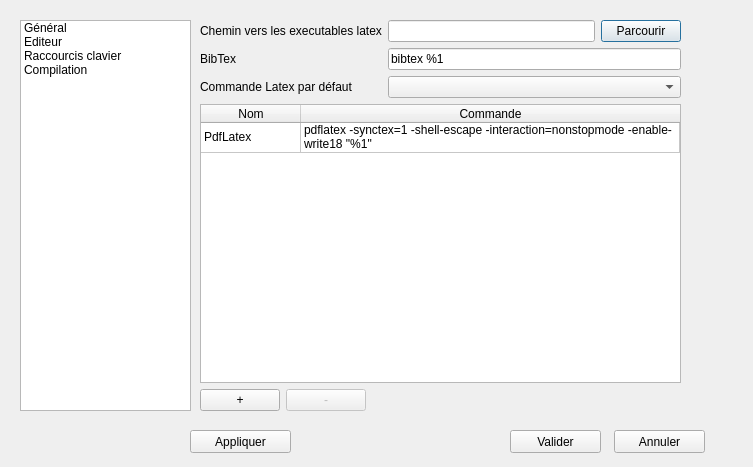
This is source/dialogconfig.ui in Bramas/texiteasy as Qt 5 draws it before an edit. The edited form follows.
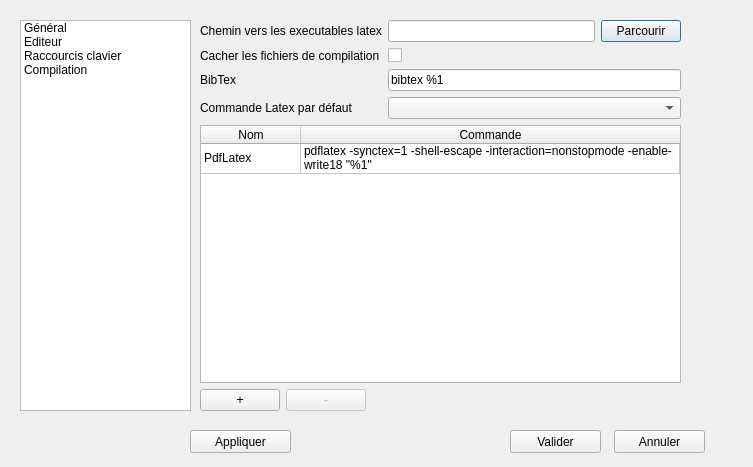
This is the edited form. The open tabs and pages were chosen to show the change.

Commit message: auxilary files can be hide and last session can be automaticaly restore at startup

What changed in the file:
```diff
--- a/source/dialogconfig.ui
+++ b/source/dialogconfig.ui
@@ -241,30 +241,44 @@
           </item>
          </layout>
         </item>
-        <item row="1" column="0">
+        <item row="2" column="0">
          <widget class="QLabel" name="label_5">
           <property name="text">
            <string>BibTex</string>
           </property>
          </widget>
         </item>
-        <item row="1" column="1">
+        <item row="2" column="1">
          <widget class="QLineEdit" name="lineEdit_bibtex">
           <property name="text">
            <string>bibtex %1</string>
           </property>
          </widget>
         </item>
-        <item row="2" column="0">
+        <item row="3" column="0">
          <widget class="QLabel" name="label_6">
           <property name="text">
            <string>Commande Latex par défaut</string>
           </property>
          </widget>
         </item>
-        <item row="2" column="1">
+        <item row="3" column="1">
          <widget class="QComboBox" name="comboBoxDefaultLatex"/>
         </item>
+        <item row="1" column="0">
+         <widget class="QLabel" name="label_11">
+          <property name="text">
+           <string>Cacher les fichiers de compilation</string>
+          </property>
+         </widget>
+        </item>
+        <item row="1" column="1">
+         <widget class="QCheckBox" name="checkBoxHideAuxFiles">
+          <property name="text">
+           <string/>
+          </property>
+         </widget>
+        </item>
        </layout>
       </item>
       <item>
```
Left out of the diff: 16 changed lines with no effect on the pictures. The commit also changes 15 other files.
